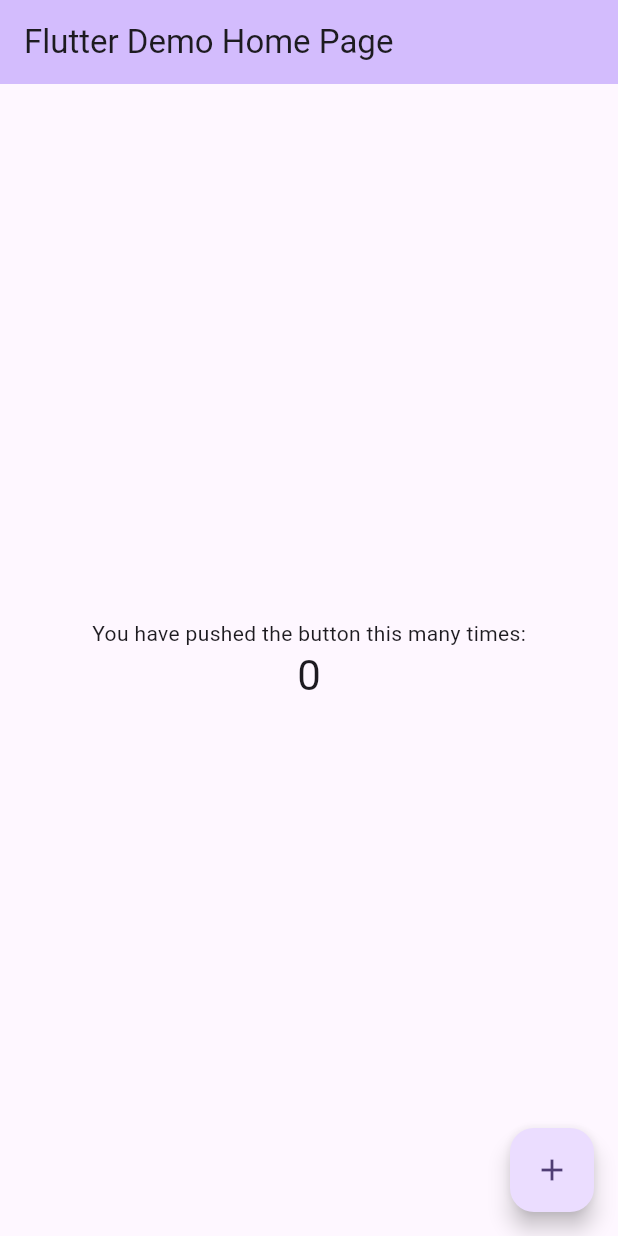
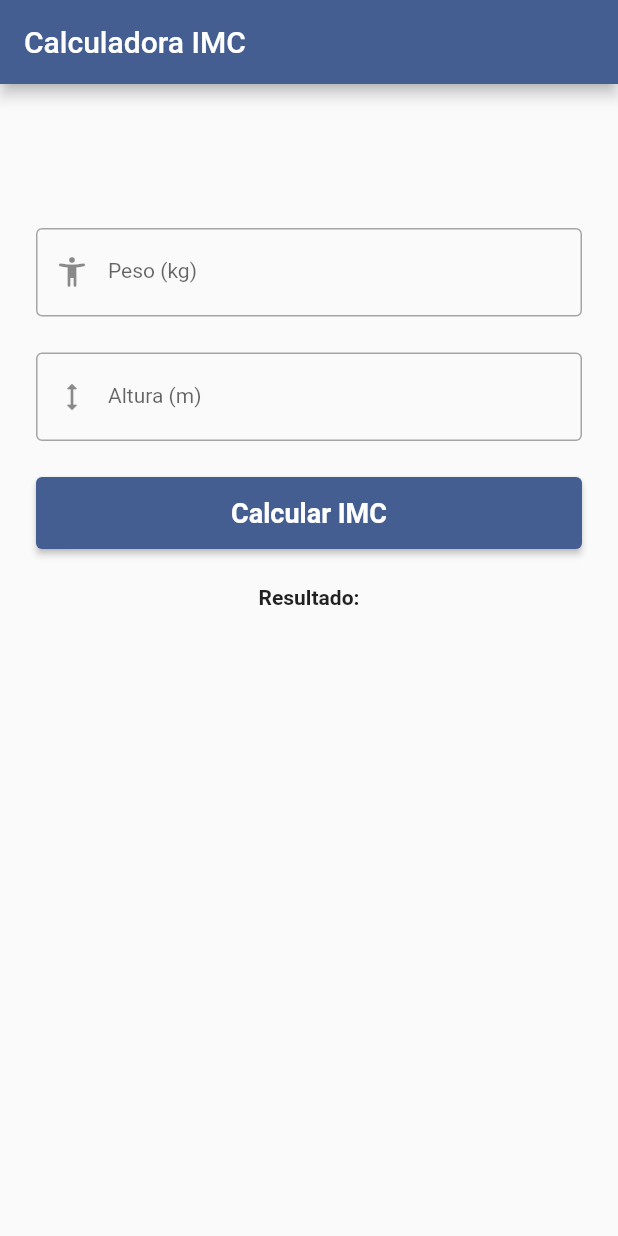
Before and after one commit to savioluis/imc_calculator, a Flutter app: the screen it shows after launch, on a phone screen of 412 x 824 dp. Run offline on Flutter 3.47's test engine with Material 2 defaults, Android fonts, the phone set to English and light mode, and no system bars.

Commit message:
feat: add Pagina Calculadora IMC

```diff
--- a/lib/main.dart
+++ b/lib/main.dart
@@ -1,125 +1,29 @@
 import 'package:flutter/material.dart';
+import 'package:imc_calculator/pages/calculadora_imc_page.dart';
 
 void main() {
-  runApp(const MyApp());
+  runApp(const ImcCalculatorApp());
 }
 
-class MyApp extends StatelessWidget {
-  const MyApp({super.key});
+class ImcCalculatorApp extends StatefulWidget {
+  static TextEditingController pesoController = TextEditingController();
+  static TextEditingController alturaController = TextEditingController();
+  const ImcCalculatorApp({super.key});
 
-  // This widget is the root of your application.
+  @override
+  State<ImcCalculatorApp> createState() => _ImcCalculatorAppState();
+}
+
+class _ImcCalculatorAppState extends State<ImcCalculatorApp> {
   @override
   Widget build(BuildContext context) {
     return MaterialApp(
-      title: 'Flutter Demo',
+      title: 'IMC Calculator',
       theme: ThemeData(
-        // This is the theme of your application.
-        //
-        // TRY THIS: Try running your application with "flutter run". You'll see
-        // the application has a blue toolbar. Then, without quitting the app,
-        // try changing the seedColor in the colorScheme below to Colors.green
-        // and then invoke "hot reload" (save your changes or press the "hot
-        // reload" button in a Flutter-supported IDE, or press "r" if you used
-        // the command line to start the app).
-        //
-        // Notice that the counter didn't reset back to zero; the application
-        // state is not lost during the reload. To reset the state, use hot
-        // restart instead.
-        //
-        // This works for code too, not just values: Most code changes can be
-        // tested with just a hot reload.
-        colorScheme: ColorScheme.fromSeed(seedColor: Colors.deepPurple),
-        useMaterial3: true,
+        colorScheme: ColorScheme.fromSeed(seedColor: Colors.blueAccent),
+        useMaterial3: false,
       ),
-      home: const MyHomePage(title: 'Flutter Demo Home Page'),
+      home: const CalculadoraIMCPage(),
     );
   }
 }
-
-class MyHomePage extends StatefulWidget {
-  const MyHomePage({super.key, required this.title});
-
-  // This widget is the home page of your application. It is stateful, meaning
-  // that it has a State object (defined below) that contains fields that affect
-  // how it looks.
-
-  // This class is the configuration for the state. It holds the values (in this
-  // case the title) provided by the parent (in this case the App widget) and
-  // used by the build method of the State. Fields in a Widget subclass are
-  // always marked "final".
-
-  final String title;
-
-  @override
-  State<MyHomePage> createState() => _MyHomePageState();
-}
-
-class _MyHomePageState extends State<MyHomePage> {
-  int _counter = 0;
-
-  void _incrementCounter() {
-    setState(() {
-      // This call to setState tells the Flutter framework that something has
-      // changed in this State, which causes it to rerun the build method below
-      // so that the display can reflect the updated values. If we changed
-      // _counter without calling setState(), then the build method would not be
-      // called again, and so nothing would appear to happen.
-      _counter++;
-    });
-  }
-
-  @override
-  Widget build(BuildContext context) {
-    // This method is rerun every time setState is called, for instance as done
-    // by the _incrementCounter method above.
-    //
-    // The Flutter framework has been optimized to make rerunning build methods
-    // fast, so that you can just rebuild anything that needs updating rather
-    // than having to individually change instances of widgets.
-    return Scaffold(
-      appBar: AppBar(
-        // TRY THIS: Try changing the color here to a specific color (to
-        // Colors.amber, perhaps?) and trigger a hot reload to see the AppBar
-        // change color while the other colors stay the same.
-        backgroundColor: Theme.of(context).colorScheme.inversePrimary,
-        // Here we take the value from the MyHomePage object that was created by
-        // the App.build method, and use it to set our appbar title.
-        title: Text(widget.title),
-      ),
-      body: Center(
-        // Center is a layout widget. It takes a single child and positions it
-        // in the middle of the parent.
-        child: Column(
-          // Column is also a layout widget. It takes a list of children and
-          // arranges them vertically. By default, it sizes itself to fit its
-          // children horizontally, and tries to be as tall as its parent.
-          //
-          // Column has various properties to control how it sizes itself and
-          // how it positions its children. Here we use mainAxisAlignment to
-          // center the children vertically; the main axis here is the vertical
-          // axis because Columns are vertical (the cross axis would be
-          // horizontal).
-          //
-          // TRY THIS: Invoke "debug painting" (choose the "Toggle Debug Paint"
-          // action in the IDE, or press "p" in the console), to see the
-          // wireframe for each widget.
-          mainAxisAlignment: MainAxisAlignment.center,
-          children: <Widget>[
-            const Text(
-              'You have pushed the button this many times:',
-            ),
-            Text(
-              '$_counter',
-              style: Theme.of(context).textTheme.headlineMedium,
-            ),
-          ],
-        ),
-      ),
-      floatingActionButton: FloatingActionButton(
-        onPressed: _incrementCounter,
-        tooltip: 'Increment',
-        child: const Icon(Icons.add),
-      ), // This trailing comma makes auto-formatting nicer for build methods.
-    );
-  }
-}
--- /dev/null
+++ b/lib/pages/calculadora_imc_page.dart
@@ -0,0 +1,133 @@
+// ignore_for_file: prefer_const_constructors, prefer_const_literals_to_create_immutables
+
+import 'package:flutter/material.dart';
+import 'package:imc_calculator/exceptions/altura_invalida_exception.dart';
+import 'package:imc_calculator/exceptions/peso_invalido_exception.dart';
+import 'package:imc_calculator/utils/imc_formula.dart';
+
+class CalculadoraIMCPage extends StatefulWidget {
+  const CalculadoraIMCPage({super.key});
+
+  @override
+  State<CalculadoraIMCPage> createState() => _CalculadoraIMCPageState();
+}
+
+class _CalculadoraIMCPageState extends State<CalculadoraIMCPage> {
+  final _formfield = GlobalKey<FormState>();
+  final TextEditingController pesoController = TextEditingController();
+  final TextEditingController alturaController = TextEditingController();
+
+  String resultadoIMC = "";
+
+  String? pesoValidator(String? pesoInput) {
+    bool pesoValido = RegExp(r"^(?:\d+\.\d*|\.\d+|\d+)$").hasMatch(pesoInput!);
+
+    if (pesoInput.isEmpty || !pesoValido) {
+      return PesoInvalidoException().error();
+    }
+    return null;
+  }
+
+  String? alturaValidator(String? alturaInput) {
+    bool alturaValido = RegExp(r"^(?:\d+\.\d*|\.\d+|\d+)$").hasMatch(alturaInput!);
+
+    if (alturaInput.isEmpty || double.parse(alturaInput) >= 3 || !alturaValido) {
+      return AlturaInvalidaException().error();
+    }
+    return null;
+  }
+
+  @override
+  Widget build(BuildContext context) {
+    return Scaffold(
+      appBar: AppBar(
+        title: Text("Calculadora IMC"),
+      ),
+      body: SingleChildScrollView(
+        child: Padding(
+          padding: EdgeInsets.symmetric(horizontal: 24, vertical: 96),
+          child: Form(
+            key: _formfield,
+            child: Column(
+              children: [
+                TextFormField(
+                  controller: pesoController,
+                  validator: (pesoInput) => pesoValidator(pesoInput),
+                  keyboardType: TextInputType.number,
+                  decoration: InputDecoration(
+                    border: const OutlineInputBorder(),
+                    labelText: "Peso (kg)",
+                    prefixIcon: Icon(Icons.accessibility_new_rounded),
+                    labelStyle: TextStyle(fontSize: 14),
+                    errorStyle: TextStyle(fontSize: 12),
+                  ),
+                  onTapOutside: (event) {
+                    FocusScope.of(context).unfocus();
+                  },
+                ),
+                SizedBox(
+                  height: 24,
+                ),
+                TextFormField(
+                  controller: alturaController,
+                  validator: (alturaInput) => alturaValidator(alturaInput),
+                  keyboardType: TextInputType.number,
+                  decoration: InputDecoration(
+                    border: const OutlineInputBorder(),
+                    labelText: "Altura (m)",
+                    prefixIcon: Icon(Icons.height_rounded),
+                    labelStyle: TextStyle(fontSize: 14),
+                    errorStyle: TextStyle(fontSize: 12),
+                  ),
+                  onTapOutside: (event) {
+                    FocusScope.of(context).unfocus();
+                  },
+                ),
+                SizedBox(
+                  height: 24,
+                ),
+                SizedBox(
+                  height: 48,
+                  width: MediaQuery.of(context).size.width,
+                  child: ElevatedButton(
+                    onPressed: () {
+                      if (_formfield.currentState!.validate()) {
+                        setState(() {
+                          resultadoIMC = ImcFormula.resultadoIMC(
+                              double.parse(pesoController.value.text),
+                              double.parse(alturaController.value.text));
+                        });
+
+                        print('peso ${pesoController.value.text}');
+                        print('altura ${alturaController.value.text}');
+                        print(resultadoIMC);
+
+                        pesoController.clear();
+                        alturaController.clear();
+                      }
+                    },
+                    child: Text(
+                      "Calcular IMC",
+                      style:
+                          TextStyle(fontSize: 18, fontWeight: FontWeight.bold),
+                    ),
+                  ),
+                ),
+                SizedBox(
+                  height: 24,
+                ),
+                Text(
+                  "Resultado:",
+                  style: TextStyle(fontWeight: FontWeight.bold),
+                ),
+                Text(
+                  resultadoIMC,
+                )
+              ],
+            ),
+          ),
+        ),
+      ),
+    );
+  }
+}
```
